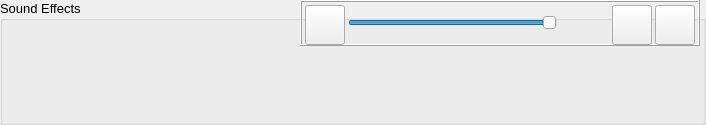
Before: the Qt Designer form DMHelper/src/soundboardgroupframe.ui in MMetze/DMHelper, drawn with Qt 5.
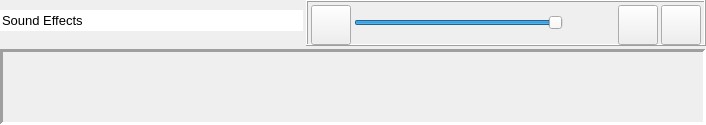
After: the same form once the commit is applied. Icons and pictures are not drawn.

Patch:
```diff
--- a/DMHelper/src/soundboardgroupframe.ui
+++ b/DMHelper/src/soundboardgroupframe.ui
@@ -1,7 +1,7 @@
 <?xml version="1.0" encoding="UTF-8"?>
 <ui version="4.0">
  <class>SoundBoardGroupFrame</class>
- <widget class="QGroupBox" name="SoundBoardGroupFrame">
+ <widget class="QFrame" name="SoundBoardGroupFrame">
   <property name="geometry">
    <rect>
     <x>0</x>
@@ -10,6 +10,12 @@
     <height>125</height>
    </rect>
   </property>
+  <property name="sizePolicy">
+   <sizepolicy hsizetype="MinimumExpanding" vsizetype="MinimumExpanding">
+    <horstretch>0</horstretch>
+    <verstretch>0</verstretch>
+   </sizepolicy>
+  </property>
   <property name="font">
    <font>
     <pointsize>10</pointsize>
@@ -21,24 +27,77 @@
   <property name="styleSheet">
    <string notr="true">background-image: url(:/img/data/parchment.jpg);</string>
   </property>
-  <property name="title">
+  <property name="title" stdset="0">
    <string>Sound Effects</string>
   </property>
-  <property name="flat">
+  <property name="flat" stdset="0">
    <bool>false</bool>
   </property>
-  <property name="checkable">
+  <property name="checkable" stdset="0">
    <bool>false</bool>
   </property>
+  <layout class="QVBoxLayout" name="verticalLayout_2">
+   <property name="spacing">
+    <number>3</number>
+   </property>
+   <property name="leftMargin">
+    <number>0</number>
+   </property>
+   <property name="topMargin">
+    <number>0</number>
+   </property>
+   <property name="rightMargin">
+    <number>0</number>
+   </property>
+   <property name="bottomMargin">
+    <number>0</number>
+   </property>
+   <item>
+    <layout class="QHBoxLayout" name="horizontalLayout_2">
+     <property name="spacing">
+      <number>3</number>
+     </property>
+     <item>
+      <layout class="QVBoxLayout" name="verticalLayout">
+       <property name="spacing">
+        <number>0</number>
+       </property>
+       <item>
+        <widget class="QLineEdit" name="edtName">
+         <property name="cursor">
+          <cursorShape>ArrowCursor</cursorShape>
+         </property>
+         <property name="focusPolicy">
+          <enum>Qt::ClickFocus</enum>
+         </property>
+         <property name="text">
+          <string>Sound Effects</string>
+         </property>
+         <property name="frame">
+          <bool>false</bool>
+         </property>
+        </widget>
+       </item>
+       <item>
+        <spacer name="verticalSpacer">
+         <property name="orientation">
+          <enum>Qt::Vertical</enum>
+         </property>
+         <property name="sizeType">
+          <enum>QSizePolicy::Preferred</enum>
+         </property>
+         <property name="sizeHint" stdset="0">
+          <size>
+           <width>20</width>
+           <height>5</height>
+          </size>
+         </property>
+        </spacer>
+       </item>
+      </layout>
+     </item>
+     <item>
   <widget class="QFrame" name="frameControls">
-   <property name="geometry">
-    <rect>
-     <x>300</x>
-     <y>0</y>
-     <width>400</width>
-     <height>46</height>
-    </rect>
-   </property>
    <property name="minimumSize">
     <size>
      <width>400</width>
@@ -135,6 +194,9 @@
       <property name="orientation">
        <enum>Qt::Horizontal</enum>
       </property>
+          <property name="sizeType">
+           <enum>QSizePolicy::Preferred</enum>
+          </property>
       <property name="sizeHint" stdset="0">
        <size>
         <width>49</width>
@@ -209,6 +271,34 @@
     </item>
    </layout>
   </widget>
+     </item>
+    </layout>
+   </item>
+   <item>
+    <widget class="QFrame" name="frameWidgets">
+     <property name="sizePolicy">
+      <sizepolicy hsizetype="MinimumExpanding" vsizetype="MinimumExpanding">
+       <horstretch>0</horstretch>
+       <verstretch>0</verstretch>
+      </sizepolicy>
+     </property>
+     <property name="frameShape">
+      <enum>QFrame::Panel</enum>
+     </property>
+     <property name="frameShadow">
+      <enum>QFrame::Sunken</enum>
+     </property>
+     <property name="lineWidth">
+      <number>3</number>
+     </property>
+     <layout class="QVBoxLayout" name="verticalLayout_3">
+      <property name="spacing">
+       <number>20</number>
+      </property>
+     </layout>
+    </widget>
+   </item>
+  </layout>
  </widget>
  <resources>
   <include location="resources.qrc"/>
```
Lines whose indentation alone changed are shown as unchanged.
